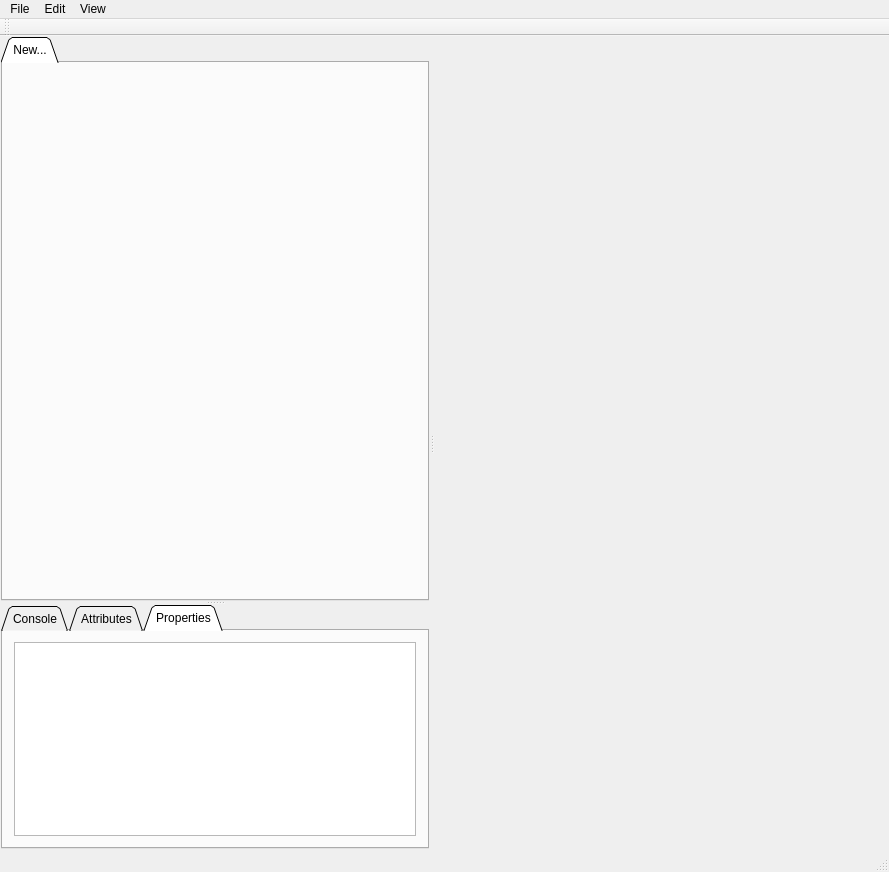
Above: rockete.ui from harmy/Rockete before the change. Below: the same form after it.
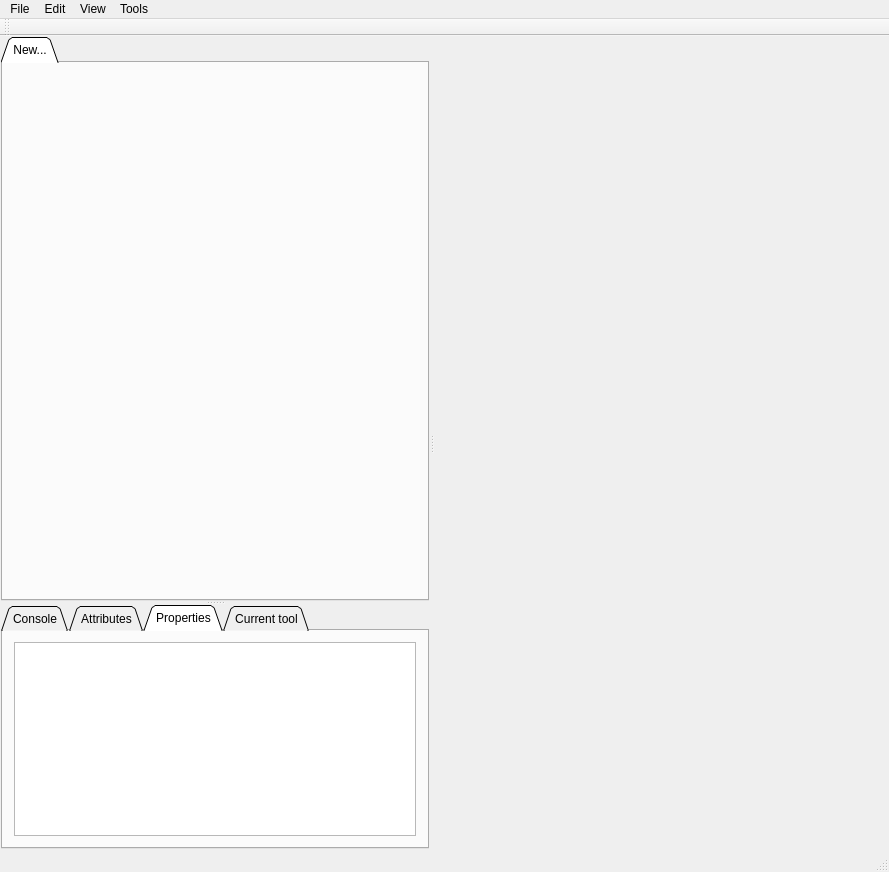
That is the form after the change. The open tabs and pages were chosen to show the change. Custom widgets are drawn as their Qt base class.

Commit message: Tool concept added.

The edit to the form file:
```diff
--- a/rockete.ui
+++ b/rockete.ui
@@ -108,6 +108,11 @@
              </item>
             </layout>
            </widget>
+           <widget class="QWidget" name="tab_4">
+            <attribute name="title">
+             <string>Current tool</string>
+            </attribute>
+           </widget>
           </widget>
          </widget>
         </item>
@@ -137,7 +142,7 @@
      <x>0</x>
      <y>0</y>
      <width>889</width>
-     <height>22</height>
+     <height>18</height>
     </rect>
    </property>
    <widget class="QMenu" name="menuFile">
@@ -186,9 +191,15 @@
     <addaction name="separator"/>
     <addaction name="actionUnselect"/>
    </widget>
+   <widget class="QMenu" name="menuTools">
+    <property name="title">
+     <string>Tools</string>
+    </property>
+   </widget>
    <addaction name="menuFile"/>
    <addaction name="menuEdit"/>
    <addaction name="menuView"/>
+   <addaction name="menuTools"/>
   </widget>
   <widget class="QToolBar" name="mainToolBar">
    <attribute name="toolBarArea">
```
Left out of the diff: 2 changed lines with no effect on the pictures. The commit also changes 17 other files.
